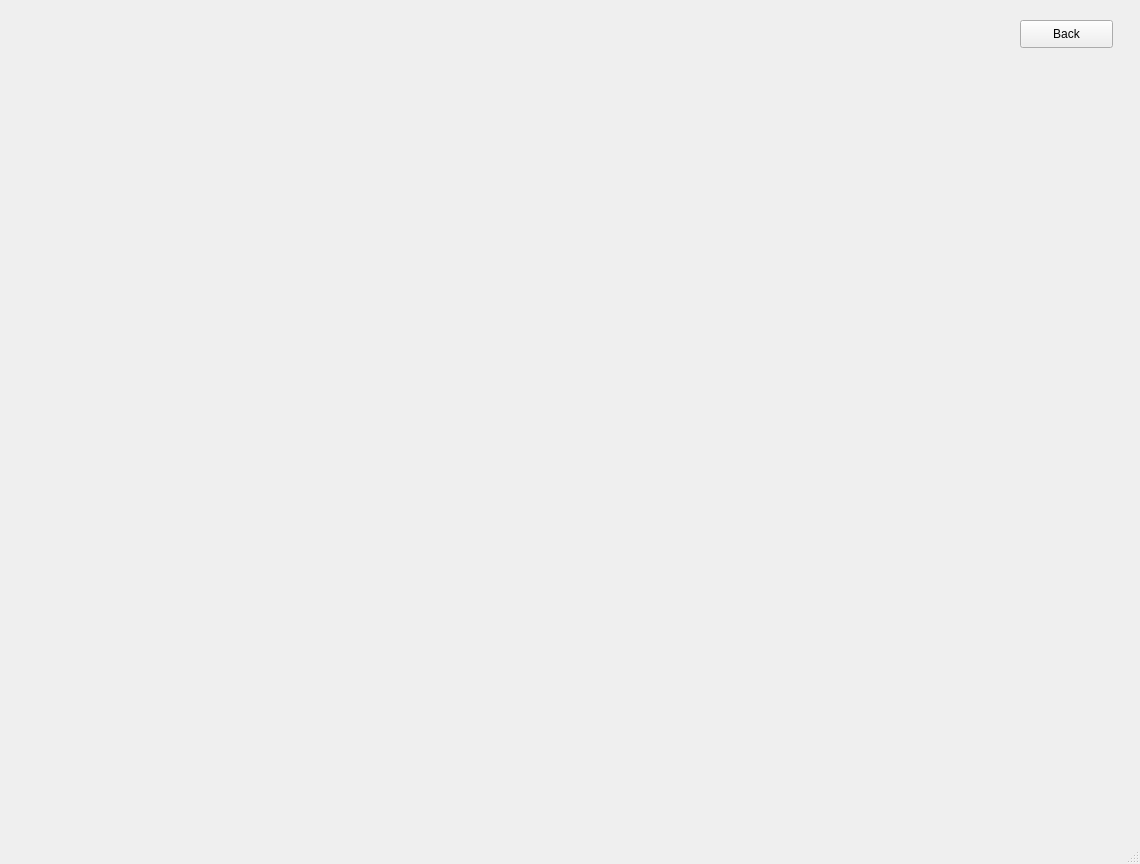
This is main/notes.ui in Demonim/Simargl-Study-Project as Qt 5 draws it before an edit. The edited form follows.
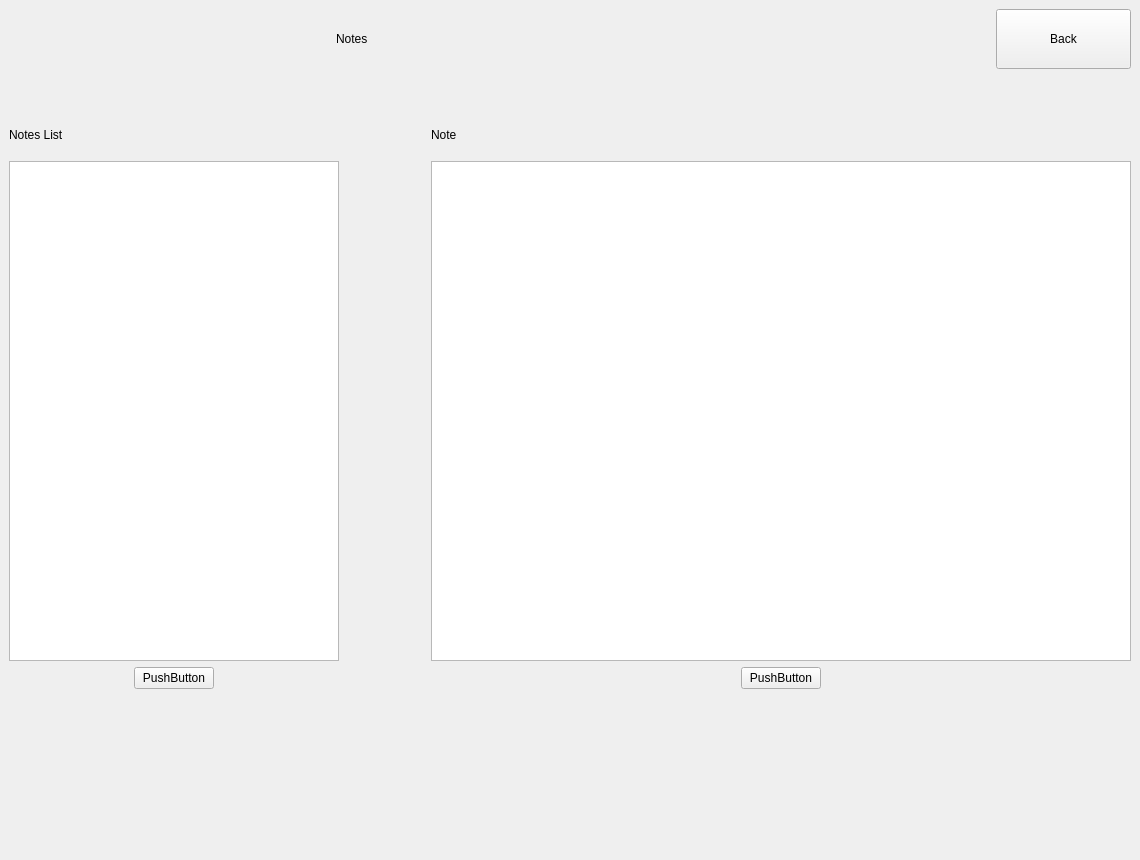
This is the edited form.

Commit message: Notes Window 0.1

What changed in the file:
```diff
--- a/main/notes.ui
+++ b/main/notes.ui
@@ -7,50 +7,300 @@
     <x>0</x>
     <y>0</y>
     <width>1140</width>
-    <height>864</height>
+    <height>860</height>
    </rect>
   </property>
+  <property name="sizePolicy">
+   <sizepolicy hsizetype="Preferred" vsizetype="Preferred">
+    <horstretch>0</horstretch>
+    <verstretch>0</verstretch>
+   </sizepolicy>
+  </property>
   <property name="minimumSize">
    <size>
     <width>1140</width>
-    <height>864</height>
+    <height>860</height>
    </size>
   </property>
   <property name="maximumSize">
    <size>
-    <width>1140</width>
-    <height>864</height>
+    <width>1920</width>
+    <height>1080</height>
    </size>
   </property>
   <property name="windowTitle">
    <string>MainWindow</string>
   </property>
   <widget class="QWidget" name="centralwidget">
-   <widget class="QPushButton" name="Exit_Button1">
-    <property name="geometry">
-     <rect>
-      <x>1020</x>
-      <y>20</y>
-      <width>93</width>
-      <height>28</height>
-     </rect>
-    </property>
-    <property name="text">
-     <string>Back</string>
-    </property>
-   </widget>
+   <layout class="QVBoxLayout" name="verticalLayout_3">
+    <item>
+     <layout class="QHBoxLayout" name="horizontalLayout">
+      <item>
+       <spacer name="horizontalSpacer">
+        <property name="orientation">
+         <enum>Qt::Horizontal</enum>
+        </property>
+        <property name="sizeType">
+         <enum>QSizePolicy::Expanding</enum>
+        </property>
+        <property name="sizeHint" stdset="0">
+         <size>
+          <width>40</width>
+          <height>20</height>
+         </size>
+        </property>
+       </spacer>
+      </item>
+      <item>
+       <widget class="QLabel" name="Help">
+        <property name="sizePolicy">
+         <sizepolicy hsizetype="Expanding" vsizetype="Expanding">
+          <horstretch>0</horstretch>
+          <verstretch>0</verstretch>
+         </sizepolicy>
+        </property>
+        <property name="minimumSize">
+         <size>
+          <width>250</width>
+          <height>50</height>
+         </size>
+        </property>
+        <property name="maximumSize">
+         <size>
+          <width>425</width>
+          <height>60</height>
+         </size>
+        </property>
+        <property name="text">
+         <string>Notes</string>
+        </property>
+       </widget>
+      </item>
+      <item>
+       <spacer name="horizontalSpacer_2">
+        <property name="orientation">
+         <enum>Qt::Horizontal</enum>
+        </property>
+        <property name="sizeHint" stdset="0">
+         <size>
+          <width>40</width>
+          <height>20</height>
+         </size>
+        </property>
+       </spacer>
+      </item>
+      <item>
+       <widget class="QPushButton" name="Back_Button">
+        <property name="sizePolicy">
+         <sizepolicy hsizetype="Expanding" vsizetype="Expanding">
+          <horstretch>0</horstretch>
+          <verstretch>0</verstretch>
+         </sizepolicy>
+        </property>
+        <property name="minimumSize">
+         <size>
+          <width>80</width>
+          <height>50</height>
+         </size>
+        </property>
+        <property name="maximumSize">
+         <size>
+          <width>135</width>
+          <height>60</height>
+         </size>
+        </property>
+        <property name="text">
+         <string>Back</string>
+        </property>
+       </widget>
+      </item>
+     </layout>
+    </item>
+    <item>
+     <spacer name="verticalSpacer">
+      <property name="orientation">
+       <enum>Qt::Vertical</enum>
+      </property>
+      <property name="sizeType">
+       <enum>QSizePolicy::Preferred</enum>
+      </property>
+      <property name="sizeHint" stdset="0">
+       <size>
+        <width>20</width>
+        <height>40</height>
+       </size>
+      </property>
+     </spacer>
+    </item>
+    <item>
+     <layout class="QHBoxLayout" name="horizontalLayout_2">
+      <item>
+       <layout class="QVBoxLayout" name="verticalLayout_2">
+        <item>
+         <widget class="QLabel" name="label">
+          <property name="minimumSize">
+           <size>
+            <width>200</width>
+            <height>40</height>
+           </size>
+          </property>
+          <property name="text">
+           <string>Notes List</string>
+          </property>
+         </widget>
+        </item>
+        <item>
+         <widget class="QListWidget" name="NotesList">
+          <property name="minimumSize">
+           <size>
+            <width>330</width>
+            <height>500</height>
+           </size>
+          </property>
+         </widget>
+        </item>
+        <item>
+         <layout class="QHBoxLayout" name="horizontalLayout_3">
+          <property name="bottomMargin">
+           <number>0</number>
+          </property>
+          <item>
+           <spacer name="horizontalSpacer_4">
+            <property name="orientation">
+             <enum>Qt::Horizontal</enum>
+            </property>
+            <property name="sizeHint" stdset="0">
+             <size>
+              <width>40</width>
+              <height>20</height>
+             </size>
+            </property>
+           </spacer>
+          </item>
+          <item>
+           <widget class="QPushButton" name="AddNoteButton">
+            <property name="text">
+             <string>PushButton</string>
+            </property>
+           </widget>
+          </item>
+          <item>
+           <spacer name="horizontalSpacer_5">
+            <property name="orientation">
+             <enum>Qt::Horizontal</enum>
+            </property>
+            <property name="sizeHint" stdset="0">
+             <size>
+              <width>40</width>
+              <height>20</height>
+             </size>
+            </property>
+           </spacer>
+          </item>
+         </layout>
+        </item>
+       </layout>
+      </item>
+      <item>
+       <spacer name="horizontalSpacer_3">
+        <property name="orientation">
+         <enum>Qt::Horizontal</enum>
+        </property>
+        <property name="sizeType">
+         <enum>QSizePolicy::Expanding</enum>
+        </property>
+        <property name="sizeHint" stdset="0">
+         <size>
+          <width>40</width>
+          <height>20</height>
+         </size>
+        </property>
+       </spacer>
+      </item>
+      <item>
+       <layout class="QVBoxLayout" name="verticalLayout">
+        <item>
+         <widget class="QLabel" name="label_2">
+          <property name="minimumSize">
+           <size>
+            <width>200</width>
+            <height>40</height>
+           </size>
+          </property>
+          <property name="text">
+           <string>Note</string>
+          </property>
+         </widget>
+        </item>
+        <item>
+         <widget class="QTextEdit" name="NotesText">
+          <property name="minimumSize">
+           <size>
+            <width>700</width>
+            <height>500</height>
+           </size>
+          </property>
+         </widget>
+        </item>
+        <item>
+         <layout class="QHBoxLayout" name="horizontalLayout_4">
+          <property name="bottomMargin">
+           <number>0</number>
+          </property>
+          <item>
+           <spacer name="horizontalSpacer_6">
+            <property name="orientation">
+             <enum>Qt::Horizontal</enum>
+            </property>
+            <property name="sizeHint" stdset="0">
+             <size>
+              <width>40</width>
+              <height>20</height>
+             </size>
+            </property>
+           </spacer>
+          </item>
+          <item>
+           <widget class="QPushButton" name="SaveNoteButton">
+            <property name="text">
+             <string>PushButton</string>
+            </property>
+           </widget>
+          </item>
+          <item>
+           <spacer name="horizontalSpacer_7">
+            <property name="orientation">
+             <enum>Qt::Horizontal</enum>
+            </property>
+            <property name="sizeHint" stdset="0">
+             <size>
+              <width>40</width>
+              <height>20</height>
+             </size>
+            </property>
+           </spacer>
+          </item>
+         </layout>
+        </item>
+       </layout>
+      </item>
+     </layout>
+    </item>
+    <item>
+     <spacer name="verticalSpacer_2">
+      <property name="orientation">
+       <enum>Qt::Vertical</enum>
+      </property>
+      <property name="sizeHint" stdset="0">
+       <size>
+        <width>20</width>
+        <height>40</height>
+       </size>
+      </property>
+     </spacer>
+    </item>
+   </layout>
   </widget>
-  <widget class="QMenuBar" name="menubar">
-   <property name="geometry">
-    <rect>
-     <x>0</x>
-     <y>0</y>
-     <width>1140</width>
-     <height>26</height>
-    </rect>
-   </property>
-  </widget>
-  <widget class="QStatusBar" name="statusbar"/>
  </widget>
  <resources/>
  <connections/>
```
The commit also changes 2 other files.
